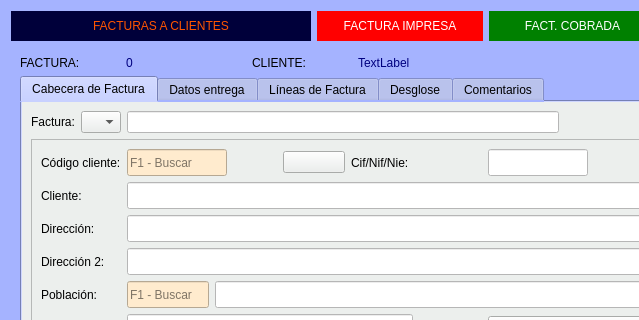
arcnexus/RedFoX, file Zona_Ventas/frmfacturas.ui: the form before one commit; both pictures show x 0 to 639 and y 0 to 320 of the 1199 by 683 pixel window.
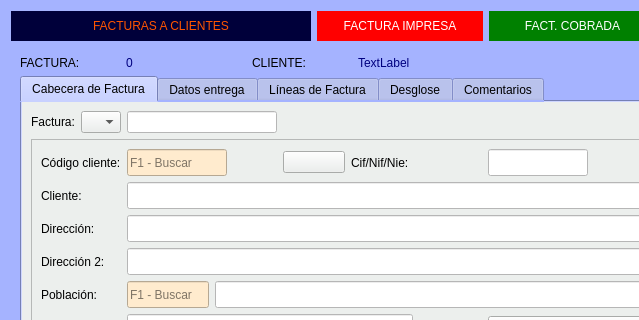
The form after the commit. The open tabs and pages were chosen to show the change. Icons and pictures are not drawn.

```diff
--- a/Zona_Ventas/frmfacturas.ui
+++ b/Zona_Ventas/frmfacturas.ui
@@ -842,6 +842,12 @@
              </item>
              <item>
               <widget class="QLineEdit" name="txtfactura">
+               <property name="maximumSize">
+                <size>
+                 <width>150</width>
+                 <height>16777215</height>
+                </size>
+               </property>
                <property name="styleSheet">
                 <string notr="true">background-color: rgb(255, 255, 255);</string>
                </property>
```
Left out of the diff: 10 changed lines with no effect on the pictures.
